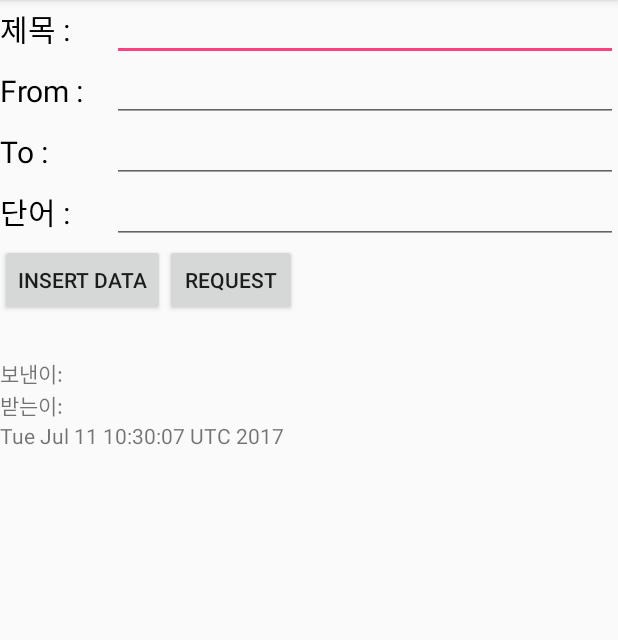
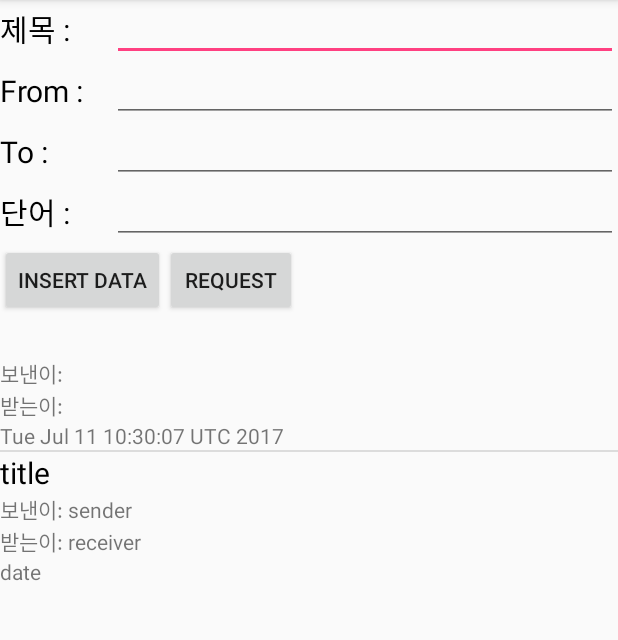
Before and after one commit to joowlim/BH_intern_mail, an Android app: the screen it shows after launch (ActivityMain), after a tap on "REQUEST", on a phone screen of 412 x 824 dp, the part 84-724 px from its top. Run offline under Robolectric (Android 15) with nearby library versions, the phone set to English and light mode, and no system bars; 1 other tap on this screen came first.

Commit message:
동적 리스트뷰, rest로 추가(임시) 완료

```diff
--- a/android/BHAndroidApp/app/src/main/java/com/example/bh/bhandroidapp/MailListViewAdapter.java
+++ b/android/BHAndroidApp/app/src/main/java/com/example/bh/bhandroidapp/MailListViewAdapter.java
@@ -63,5 +63,6 @@ public class MailListViewAdapter extends BaseAdapter {
     }
     public void addItem(MailEntry entry){
         listViewItemList.add(entry);
+        this.notifyDataSetChanged();
     }
 }
--- a/android/BHAndroidApp/app/src/main/java/com/example/bh/bhandroidapp/MailRequest.java
+++ b/android/BHAndroidApp/app/src/main/java/com/example/bh/bhandroidapp/MailRequest.java
@@ -26,7 +26,7 @@ public class MailRequest {
         }
     }
 
-    void requestToServer(){
+    public MailEntry requestToServer(){
         new Thread(){
             public void run(){
 
@@ -76,5 +76,7 @@ public class MailRequest {
                 }
             }
         }.start();
+
+        return new MailEntry(1, "title","sender","receiver","date","body");
     }
 }
--- a/android/BHAndroidApp/app/src/main/res/layout/activity_main.xml
+++ b/android/BHAndroidApp/app/src/main/res/layout/activity_main.xml
@@ -86,16 +86,6 @@
     </LinearLayout>
 
     <LinearLayout
-        android:layout_width="match_parent"
-        android:layout_height="wrap_content">
-
-    </LinearLayout>
-    <LinearLayout
-        android:layout_width="match_parent"
-        android:layout_height="wrap_content">
-
-    </LinearLayout>
-    <LinearLayout
         android:orientation="horizontal"
         android:layout_width="match_parent"
         android:layout_height="wrap_content">
```
Also changed, not shown: android/BHAndroidApp/app/src/main/java/com/example/bh/bhandroidapp/ActivityMain.java (+34 -5 lines).
